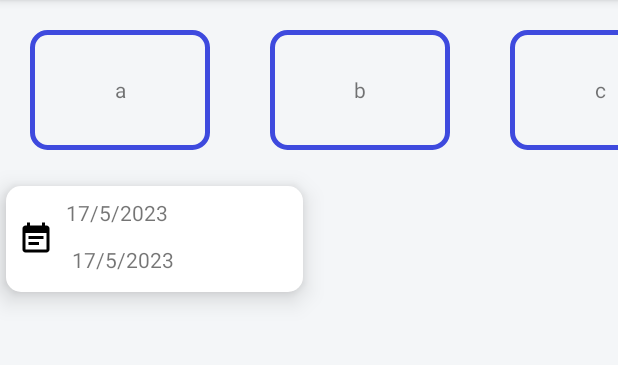
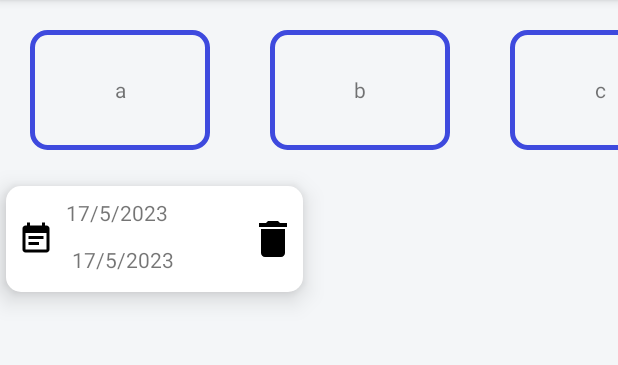
Before and after one commit to wipu25/ReminderTask, an Android app: the FragmentMain screen opened directly, with no data from a screen before it, on a phone screen of 412 x 824 dp, the part 84-449 px from its top. Run offline under Robolectric (Android 15) with nearby library versions, the phone set to English and light mode, and no system bars; our stand-ins replace Room's generated code; 1 statement that could not run was skipped.

Commit message:
feat: remove reminder with uid

```diff
--- a/app/src/main/AndroidManifest.xml
+++ b/app/src/main/AndroidManifest.xml
@@ -4,6 +4,8 @@
 
     <uses-permission android:name="android.permission.ACCESS_COARSE_LOCATION"/>
     <uses-permission android:name="android.permission.ACCESS_FINE_LOCATION"/>
+    <uses-permission android:name="android.permission.POST_NOTIFICATIONS" />
+    <uses-permission android:name="android.permission.SCHEDULE_EXACT_ALARM"/>
 
     <application
         android:name=".MainApplication"
@@ -15,7 +17,8 @@
         android:supportsRtl="true"
         android:theme="@style/Theme.ReminderTask"
         tools:targetApi="31">
-
+        <receiver android:name=".models.repo.NotificationRepository"
+            android:enabled="true"/>
         <meta-data
             android:name="com.google.android.geo.API_KEY"
             android:value="AIzaSyAHX5KYphDIrleFqs3rbJJ5WWDbt-bWGmo" />
--- a/app/src/main/java/com/example/remindertask/MainActivity.kt
+++ b/app/src/main/java/com/example/remindertask/MainActivity.kt
@@ -29,8 +29,3 @@ class MainActivity : AppCompatActivity() {
         setContentView(binding.root)
     }
 }
-
-class MainApplication : Application() {
-    private val database by lazy { AppDatabase.getDatabase(this) }
-    val reminderRepository by lazy { DatabaseRepository(database.addReminderDao()) }
-}
--- a/app/src/main/java/com/example/remindertask/models/database/AddReminderDao.kt
+++ b/app/src/main/java/com/example/remindertask/models/database/AddReminderDao.kt
@@ -12,8 +12,8 @@ interface AddReminderDao {
     fun getByPrimaryKey(uid: Int): List<ReminderForm>
 
     @Insert
-    fun insert(vararg addReminderForm: ReminderForm)
+    fun insert(vararg addReminderForm: ReminderForm): List<Long>
 
-    @Delete
-    fun delete(addReminderForm: ReminderForm)
+    @Query("DELETE FROM ReminderForm WHERE uid = :uid")
+    fun delete(uid: Int)
 }
--- a/app/src/main/java/com/example/remindertask/models/repo/DatabaseRepository.kt
+++ b/app/src/main/java/com/example/remindertask/models/repo/DatabaseRepository.kt
@@ -4,9 +4,9 @@ import com.example.remindertask.models.data.ReminderForm
 import com.example.remindertask.models.database.AddReminderDao
 
 class DatabaseRepository(private val addReminderDao: AddReminderDao) {
-    fun insetReminder(addReminderForm: ReminderForm) = addReminderDao.insert(addReminderForm)
+    fun insetReminder(addReminderForm: ReminderForm) : List<Long> = addReminderDao.insert(addReminderForm)
 
-    fun deleteReminder(removeReminderForm: ReminderForm) = addReminderDao.delete(removeReminderForm)
+    fun deleteReminder(uid: Int) = addReminderDao.delete(uid)
 
     fun getReminder(uid: Int) = addReminderDao.getByPrimaryKey(uid)
 
--- a/app/src/main/java/com/example/remindertask/views/FragmentMain.kt
+++ /dev/null
@@ -1,48 +0,0 @@
-package com.example.remindertask.views
-
-import android.os.Bundle
-import android.view.LayoutInflater
-import android.view.View
-import android.view.ViewGroup
-import androidx.fragment.app.Fragment
-import androidx.fragment.app.viewModels
-import androidx.navigation.fragment.findNavController
-import com.example.remindertask.databinding.FragmentMainBinding
-import com.example.remindertask.models.HorizontalModel
-import com.example.remindertask.models.VerticalItem
-import com.example.remindertask.viewmodel.MainViewModel
-import com.example.remindertask.views.main.RecyclerAdapter
-
-class FragmentMain : Fragment() {
-
-    private lateinit var binding: FragmentMainBinding
-    private val mainViewModel: MainViewModel by viewModels { MainViewModel.Factory }
-    override fun onCreateView(
-        inflater: LayoutInflater,
-        container: ViewGroup?,
-        savedInstanceState: Bundle?
-    ): View? {
-        mainViewModel.getAllReminder()
-
-
-        binding = FragmentMainBinding.inflate(inflater, container, false)
-        val recyclerAdapter = RecyclerAdapter()
-        recyclerAdapter.recyclerList = listOf(HorizontalModel(listOf<String>("a", "b", "c")))
-
-        recyclerAdapter.notifyItemInserted(0)
-
-        mainViewModel.allReminder.observe(viewLifecycleOwner) { it ->
-            recyclerAdapter.recyclerList =
-                recyclerAdapter.recyclerList + it.map { e -> VerticalItem(e) }.toList()
-            recyclerAdapter.notifyItemRangeInserted(recyclerAdapter.recyclerList.size, it.size)
-            binding.loadingReminder.visibility = View.GONE
-            binding.recyclerView.visibility = View.VISIBLE
-        }
-
-        binding.recyclerView.adapter = recyclerAdapter
-        binding.addReminder.setOnClickListener {
-            this.findNavController().navigate(FragmentMainDirections.mainToAddReminder())
-        }
-        return binding.root
-    }
-}
--- a/app/src/main/java/com/example/remindertask/views/main/RecyclerAdapter.kt
+++ b/app/src/main/java/com/example/remindertask/views/main/RecyclerAdapter.kt
@@ -13,7 +13,7 @@ import com.example.remindertask.models.VerticalItem
 import com.example.remindertask.models.data.ReminderForm
 import java.time.format.DateTimeFormatter
 
-class RecyclerAdapter :
+class RecyclerAdapter(private val onPressCallback: (reminderForm: ReminderForm) -> Unit,private val removeItem: (uid: Int) -> Unit):
     RecyclerView.Adapter<RecyclerView.ViewHolder>() {
 
     var recyclerList: List<RecyclerItem> = listOf()
@@ -30,12 +30,19 @@ class RecyclerAdapter :
         }
     }
 
-    class VerticalHolder(private val recyclerItem: RecyclerItemBinding) :
+    class VerticalHolder(private val recyclerItem: RecyclerItemBinding,
+                         private val onPressCallback: (reminderForm: ReminderForm) -> Unit,
+                         private val removeItem: (uid: Int) -> Unit) :
         RecyclerView.ViewHolder(recyclerItem.root) {
         fun bind(reminderForm: ReminderForm) {
-            val formatter = DateTimeFormatter.ofPattern("dd.MM.yyyy");
             recyclerItem.text.text = reminderForm.title
             recyclerItem.description.text = reminderForm.description
+            recyclerItem.root.setOnClickListener{
+                onPressCallback(reminderForm)
+            }
+            recyclerItem.bin.setOnClickListener {
+                removeItem(reminderForm.uid)
+            }
         }
     }
 
@@ -50,7 +57,7 @@ class RecyclerAdapter :
         } else {
             val itemBinding =
                 RecyclerItemBinding.inflate(LayoutInflater.from(parent.context), parent, false)
-            VerticalHolder(itemBinding)
+            VerticalHolder(itemBinding,onPressCallback,removeItem)
         }
     }
 
--- /dev/null
+++ b/app/src/main/res/drawable/bin.xml
@@ -0,0 +1,5 @@
+<vector android:height="24dp" android:tint="#000000"
+    android:viewportHeight="24" android:viewportWidth="24"
+    android:width="24dp" xmlns:android="http://schemas.android.com/apk/res/android">
+    <path android:fillColor="@android:color/white" android:pathData="M6,19c0,1.1 0.9,2 2,2h8c1.1,0 2,-0.9 2,-2V7H6v12zM19,4h-3.5l-1,-1h-5l-1,1H5v2h14V4z"/>
+</vector>
--- a/app/src/main/res/layout/fragment_main.xml
+++ b/app/src/main/res/layout/fragment_main.xml
@@ -4,7 +4,7 @@
     xmlns:tools="http://schemas.android.com/tools"
     android:layout_width="match_parent"
     android:layout_height="match_parent"
-    tools:context=".views.FragmentMain"
+    tools:context=".views.main.FragmentMain"
     android:background="@color/secondary_color">
 
     <ProgressBar
--- a/app/src/main/res/layout/recycler_item.xml
+++ b/app/src/main/res/layout/recycler_item.xml
@@ -41,4 +41,14 @@
         app:layout_constraintBottom_toBottomOf="parent"
         />
 
+    <ImageView
+        android:id="@+id/bin"
+        android:layout_width="32sp"
+        android:layout_height="32sp"
+        android:background="@drawable/bin"
+        app:layout_constraintRight_toRightOf="parent"
+        app:layout_constraintTop_toTopOf="parent"
+        app:layout_constraintBottom_toBottomOf="parent"
+        />
+
 </androidx.constraintlayout.widget.ConstraintLayout>
--- a/app/src/main/res/navigation/nav_graph.xml
+++ b/app/src/main/res/navigation/nav_graph.xml
@@ -19,7 +19,7 @@
 
     <fragment
         android:id="@+id/main"
-        android:name="com.example.remindertask.views.FragmentMain"
+        android:name="com.example.remindertask.views.main.FragmentMain"
         tools:layout="@layout/fragment_main"
         >
         <action
```
Also changed, not shown: app/src/main/java/com/example/remindertask/MainApplication.kt (added, +10 -0 lines), app/src/main/java/com/example/remindertask/models/repo/NotificationRepository.kt (added, +26 -0 lines), app/src/main/java/com/example/remindertask/viewmodel/AddReminderViewModel.kt (+46 -6 lines), app/src/main/java/com/example/remindertask/viewmodel/MainViewModel.kt (+7 -0 lines), app/src/main/java/com/example/remindertask/views/addReminder/FragmentAddReminder.kt (+14 -0 lines), app/src/main/java/com/example/remindertask/views/main/FragmentMain.kt (added, +99 -0 lines), app/src/main/res/layout/reminder_dialog.xml (added, +104 -0 lines).
